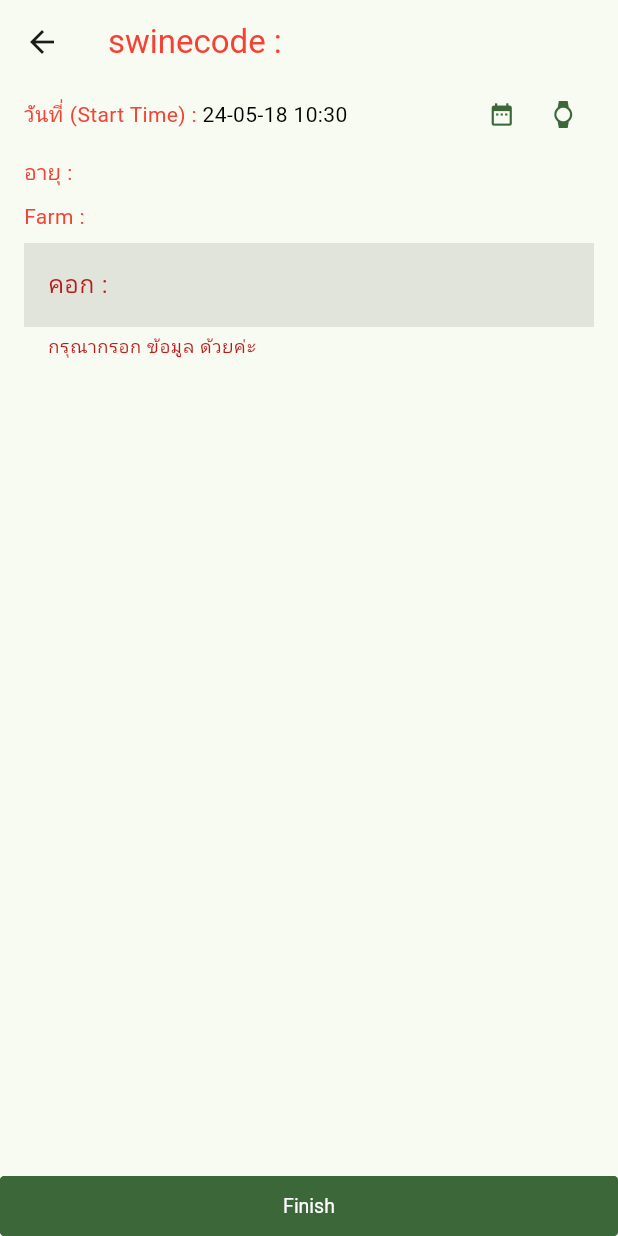
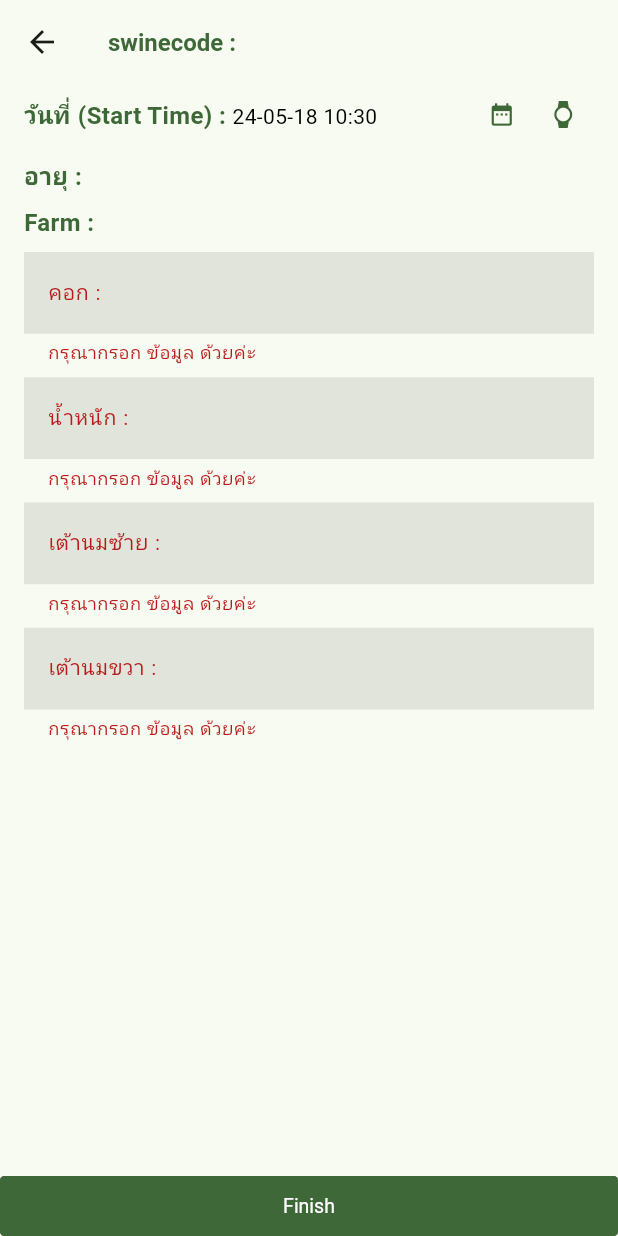
Before and after one commit to jirananh/HeatSwine1, a Flutter app: the DisplayDetail screen opened directly with empty values, after a tap on "Finish", on a phone screen of 412 x 824 dp. Run offline on Flutter 3.47's test engine with Material 3 defaults, Android fonts, the phone set to English and light mode, and no system bars; drawn by our look-alikes of getwidget; our stand-ins replace dio, easy_refresh, get; network calls fail.

Commit message:
befor lunch

```diff
--- a/lib/main.dart
+++ b/lib/main.dart
@@ -18,7 +18,7 @@ class MyApp extends StatelessWidget {
       home: ListSwineCode(),
       theme: ThemeData(
           colorScheme: ColorScheme.fromSeed(
-              seedColor: const Color.fromARGB(255, 77, 204, 81))),
+              seedColor: Color.fromARGB(255, 35, 159, 39))),
     );
   }
 }
--- a/lib/states/display_detail.dart
+++ b/lib/states/display_detail.dart
@@ -59,12 +59,15 @@ class _DisplayDetailState extends State<DisplayDetail> {
             children: [
               displayStartTime(context),
               const SizedBox(height: 8),
+
+
               WidgetTextRich(
                   head: 'อายุ', value: widget.swineCodeModel.birthdate),
               const SizedBox(height: 8),
               WidgetTextRich(
                   head: 'Farm', value: widget.swineCodeModel.farmfarmcode),
               const SizedBox(height: 8),
+
               WidgetForm(
                 validator: (p0) {
                   if (p0?.isEmpty ?? true) {
@@ -76,6 +79,48 @@ class _DisplayDetailState extends State<DisplayDetail> {
                 labelText: 'คอก :',
               ),
               const SizedBox(height: 8),
+
+
+
+              WidgetForm(
+                validator: (p0) {
+                  if (p0?.isEmpty ?? true) {
+                    return 'กรุณากรอก ข้อมูล ด้วยค่ะ';
+                  } else {
+                    return null;
+                  }
+                },
+                labelText: 'น้ำหนัก :',
+              ),
+              const SizedBox(height: 8),
+
+
+              WidgetForm(
+                validator: (p0) {
+                  if (p0?.isEmpty ?? true) {
+                    return 'กรุณากรอก ข้อมูล ด้วยค่ะ';
+                  } else {
+                    return null;
+                  }
+                },
+                labelText: 'เต้านมซ้าย :',
+              ),
+              const SizedBox(height: 8),
+
+              WidgetForm(
+                validator: (p0) {
+                  if (p0?.isEmpty ?? true) {
+                    return 'กรุณากรอก ข้อมูล ด้วยค่ะ';
+                  } else {
+                    return null;
+                  }
+                },
+                labelText: 'เต้านมขวา :',
+              ),
+              const SizedBox(height: 8),
+
+
+
               FutureBuilder(
                 future: AppService().readCaseAnimal(),
                 builder: (context, snapshot) {
--- a/lib/utility/app_constant.dart
+++ b/lib/utility/app_constant.dart
@@ -1,7 +1,33 @@
 import 'package:flutter/material.dart';
 
 class AppConstant {
+  BoxDecoration curebox() => BoxDecoration(border: Border.all());
 
-   BoxDecoration curebox() => BoxDecoration(border: Border.all());
-
+  TextStyle h1Style({
+    double? size,
+    FontWeight? fontWeight,
+    Color? color,
+  }) =>
+      TextStyle(
+          fontSize: size ?? 36,
+          fontWeight: fontWeight ?? FontWeight.bold,
+          color: color);
+  TextStyle h2Style({
+    double? size,
+    FontWeight? fontWeight,
+    Color? color,
+  }) =>
+      TextStyle(
+          fontSize: size ?? 22,
+          fontWeight: fontWeight ?? FontWeight.w700,
+          color: color);
+  TextStyle h3Style({
+    double? size,
+    FontWeight? fontWeight,
+    Color? color,
+  }) =>
+      TextStyle(
+          fontSize: size ?? 14,
+          fontWeight: fontWeight ?? FontWeight.normal,
+          color: color);
 }
--- a/lib/widgets/widget_form.dart
+++ b/lib/widgets/widget_form.dart
@@ -1,5 +1,6 @@
 // ignore_for_file: public_member_api_docs, sort_constructors_first
 import 'package:flutter/material.dart';
+import 'package:formanimal/utility/app_constant.dart';
 
 class WidgetForm extends StatelessWidget {
   const WidgetForm({
@@ -18,6 +19,7 @@ final String? Function(String?)? validator;
         filled: true,
         border: InputBorder.none,
         labelText: labelText,
+        labelStyle: AppConstant().h3Style()
       ),
     );
   }
--- a/lib/widgets/widget_text_rich.dart
+++ b/lib/widgets/widget_text_rich.dart
@@ -1,5 +1,6 @@
 // ignore_for_file: public_member_api_docs, sort_constructors_first
 import 'package:flutter/material.dart';
+import 'package:formanimal/utility/app_constant.dart';
 
 class WidgetTextRich extends StatelessWidget {
   const WidgetTextRich({
@@ -14,10 +15,15 @@ class WidgetTextRich extends StatelessWidget {
   @override
   Widget build(BuildContext context) {
     return Text.rich(
-      TextSpan(text: head, style: TextStyle(color: Colors.red), children: [
-        TextSpan(text: ' : ', style: TextStyle(color: Colors.red)),
-        TextSpan(text: value, style: TextStyle(color: Colors.black)),
-      ]),
+      TextSpan(
+          text: head,
+          style: AppConstant()
+              .h2Style(size: 16, color: Theme.of(context).primaryColor),
+          children: [
+            TextSpan(text: ' : ', style: AppConstant().h2Style(size: 16)),
+            TextSpan(
+                text: value, style: AppConstant().h3Style(color: Colors.black)),
+          ]),
     );
   }
 }
```
